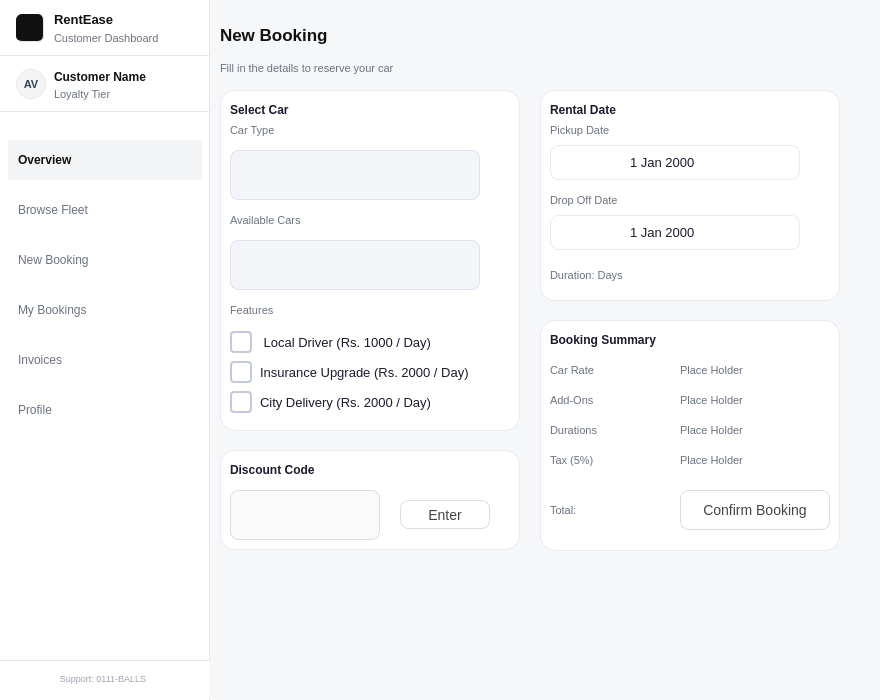
First picture: the form in userdashboard.ui, repository adrift-blip/Car-Rental-Management-System, before the edit.
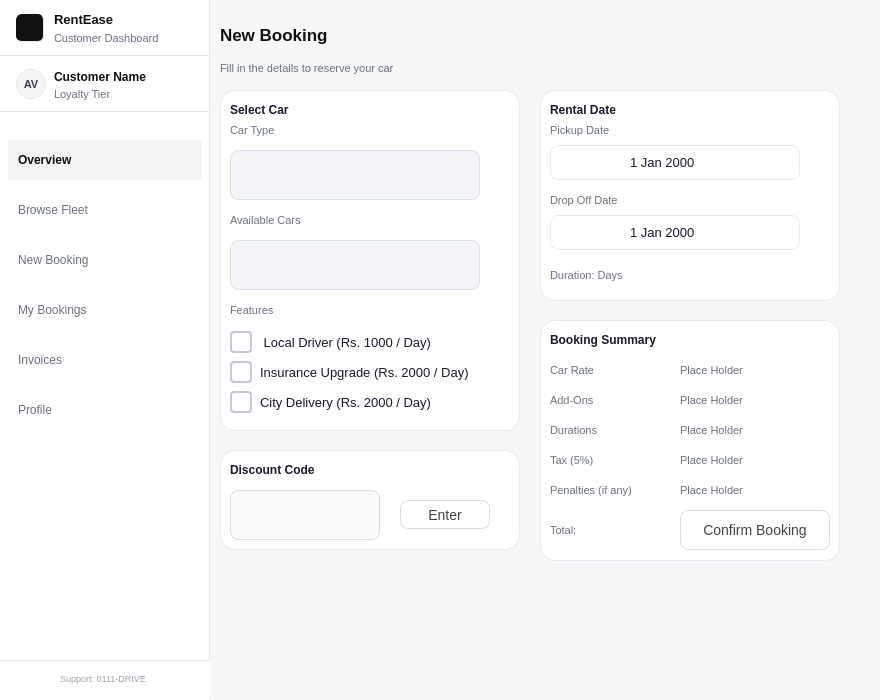
Second picture: the form after the edit. The open tabs and pages were chosen to show the change. Icons and pictures are not drawn.

Patch:
```diff
--- a/userdashboard.ui
+++ b/userdashboard.ui
@@ -605,7 +605,7 @@
 padding-top: 10px;</string>
     </property>
     <property name="text">
-     <string>Support: 0111-BALLS</string>
+     <string>Support: 0111-DRIVE</string>
     </property>
     <property name="alignment">
      <set>Qt::AlignmentFlag::AlignHCenter|Qt::AlignmentFlag::AlignTop</set>
@@ -2139,7 +2139,7 @@
        <x>330</x>
        <y>320</y>
        <width>300</width>
-       <height>231</height>
+       <height>241</height>
       </rect>
      </property>
      <property name="styleSheet">
@@ -2247,7 +2247,7 @@
       <property name="geometry">
        <rect>
         <x>140</x>
-        <y>170</y>
+        <y>190</y>
         <width>150</width>
         <height>40</height>
        </rect>
@@ -2343,7 +2343,7 @@
       <property name="geometry">
        <rect>
         <x>10</x>
-        <y>180</y>
+        <y>200</y>
         <width>100</width>
         <height>20</height>
        </rect>
@@ -2358,6 +2358,44 @@
        <string>Total:</string>
       </property>
      </widget>
+     <widget class="QLabel" name="penaltiesLabel">
+      <property name="geometry">
+       <rect>
+        <x>140</x>
+        <y>160</y>
+        <width>150</width>
+        <height>20</height>
+       </rect>
+      </property>
+      <property name="styleSheet">
+       <string notr="true">font-size: 11px;
+color: #6B7280;
+background: transparent;
+border: none;</string>
+      </property>
+      <property name="text">
+       <string>Place Holder</string>
+      </property>
+     </widget>
+     <widget class="QLabel" name="label_21">
+      <property name="geometry">
+       <rect>
+        <x>10</x>
+        <y>160</y>
+        <width>101</width>
+        <height>20</height>
+       </rect>
+      </property>
+      <property name="styleSheet">
+       <string notr="true">font-size: 11px;
+color: #6B7280;
+background: transparent;
+border: none;</string>
+      </property>
+      <property name="text">
+       <string>Penalties (if any)</string>
+      </property>
+     </widget>
     </widget>
     <widget class="QWidget" name="widget_9" native="true">
      <property name="geometry">
```
Left out of the diff: 12 changed lines with no effect on the pictures.
